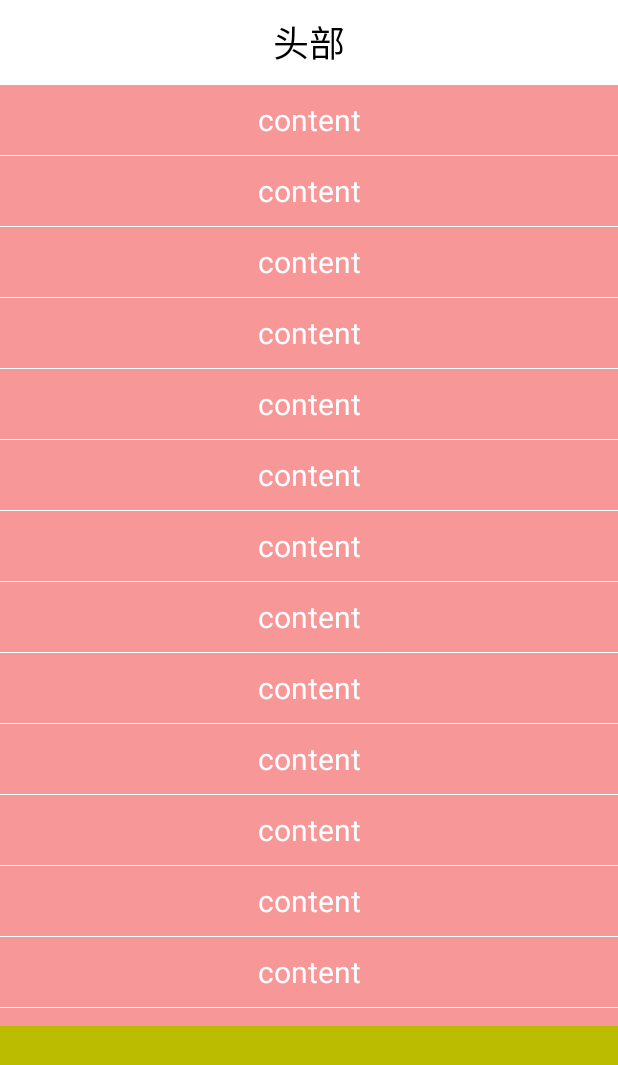
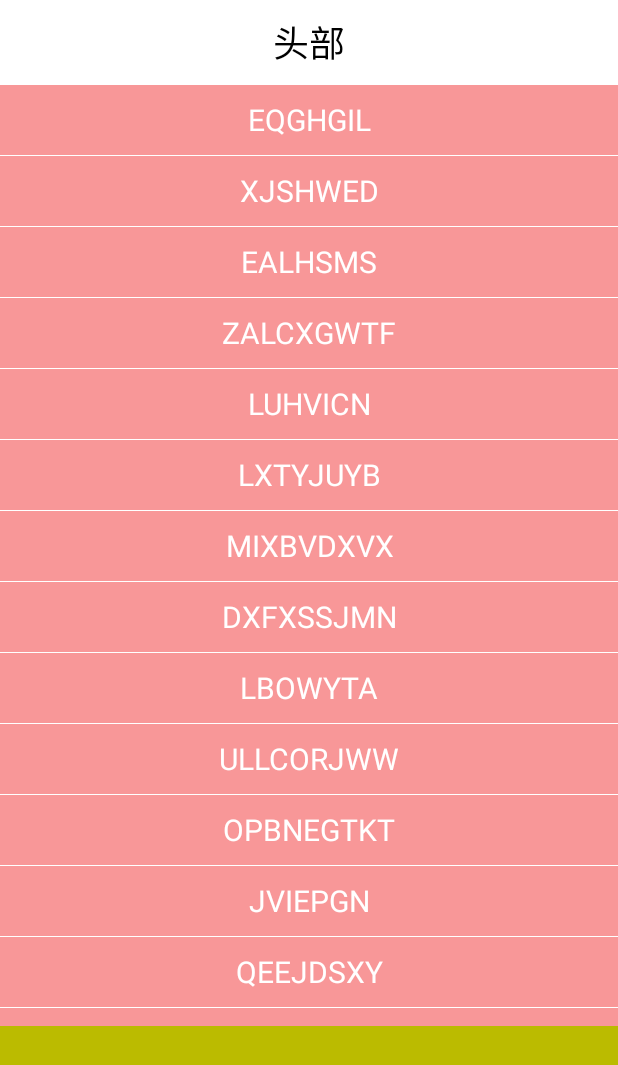
Before and after one commit to funnywolfdadada/LittleDemon, an Android app: the fragment DrawerListFragment placed in its activity, after a tap on "头部", on a phone screen of 412 x 824 dp. Shown: the top 1065 px of the screen. Run offline under Robolectric (Android 15) with nearby library versions, the phone set to English and light mode, and no system bars.

Commit message:
完善 SimpleAdapter

```diff
--- a/app/src/main/java/com/funnywolf/littledemon/fragments/DrawerListFragment.kt
+++ b/app/src/main/java/com/funnywolf/littledemon/fragments/DrawerListFragment.kt
@@ -5,6 +5,7 @@ import android.os.Bundle
 import android.view.LayoutInflater
 import android.view.View
 import android.view.ViewGroup
+import android.widget.TextView
 import androidx.fragment.app.Fragment
 import androidx.recyclerview.widget.LinearLayoutManager
 import androidx.recyclerview.widget.RecyclerView
@@ -37,6 +38,10 @@ class DrawerListFragment: Fragment() {
                         closeDrawer()
                         header.text = holder.currentData
                     }
+                }
+
+                override fun onBindViewHolder(holder: SimpleHolder<String>) {
+                    holder.getView<TextView>(R.id.content).text = holder.currentData
                 }
             }).build()
         recycler_view.layoutManager = LinearLayoutManager(context, RecyclerView.VERTICAL, false)
--- a/app/src/main/java/com/funnywolf/littledemon/fragments/SimpleListFragment.kt
+++ b/app/src/main/java/com/funnywolf/littledemon/fragments/SimpleListFragment.kt
@@ -4,6 +4,7 @@ import android.os.Bundle
 import android.view.LayoutInflater
 import android.view.View
 import android.view.ViewGroup
+import android.widget.TextView
 import android.widget.Toast
 import androidx.fragment.app.Fragment
 import androidx.recyclerview.widget.LinearLayoutManager
@@ -13,12 +14,7 @@ import com.funnywolf.littledemon.simpleadapter.HolderInfo
 import com.funnywolf.littledemon.simpleadapter.SimpleAdapter
 import com.funnywolf.littledemon.simpleadapter.SimpleHolder
 import kotlinx.android.synthetic.main.fragment_layout_simple_list.*
-import kotlinx.android.synthetic.main.view_layout_simple_view_holder.view.*
 
-/**
- * @author zhaodongliang @ Zhihu Inc.
- * @since 2019/4/10
- */
 class SimpleListFragment: Fragment() {
 
     override fun onCreateView(inflater: LayoutInflater, container: ViewGroup?, savedInstanceState: Bundle?): View? {
@@ -35,7 +31,7 @@ class SimpleListFragment: Fragment() {
             }
 
             override fun onBindViewHolder(holder: SimpleHolder<String>) {
-                holder.itemView.content.text = holder.currentData
+                holder.getView<TextView>(R.id.content).text = holder.currentData
             }
         }
         val adapter = SimpleAdapter.Builder(getData())
--- a/app/src/main/java/com/funnywolf/littledemon/simpleadapter/SimpleAdapter.kt
+++ b/app/src/main/java/com/funnywolf/littledemon/simpleadapter/SimpleAdapter.kt
@@ -101,6 +101,7 @@ class SimpleAdapter(
 }
 
 class SimpleHolder<T: Any>(v: View, private val holderInfo: HolderInfo<T>) : RecyclerView.ViewHolder(v) {
+    private val viewArray = SparseArray<View>()
 
     /**
      * 只能在 [onBindViewHolder] 里面和之后调用
@@ -116,8 +117,23 @@ class SimpleHolder<T: Any>(v: View, private val holderInfo: HolderInfo<T>) : Rec
         holderInfo.onBindViewHolder(this)
     }
 
+    inline fun <reified V> getView(id: Int): V {
+        return getView(id) as V
+    }
+
+    fun getView(id: Int): View? {
+        return viewArray.get(id) ?: itemView.findViewById<View>(id).also {
+            viewArray.put(id, it)
+        }
+    }
+
 }
 
+/**
+ * 该类属于 [RecyclerView.ViewHolder] 的配置类，一个实例对应多个 ViewHolder，所以 [onCreateViewHolder]
+ * 和 [onBindViewHolder] 会传入不同的 ViewHolder。同样的，继承该类的话，不要再类里面缓存某一个 ViewHolder
+ * 实例的数据，对应 [View] 的缓存可以通过 [SimpleHolder.getView] 获取
+ */
 open class HolderInfo<T: Any> (
     /**
      * 数据类型
```
